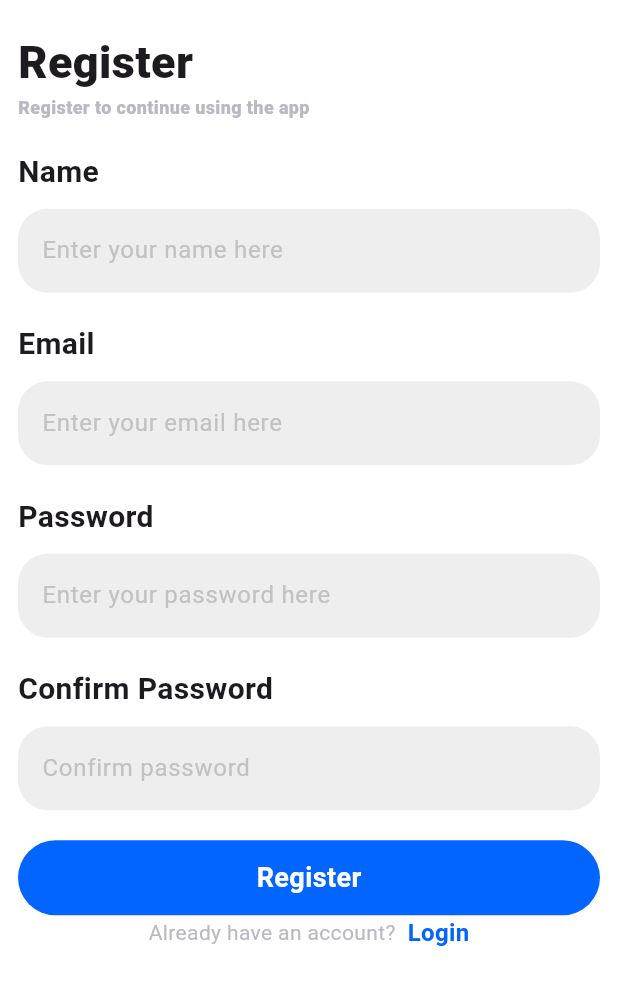
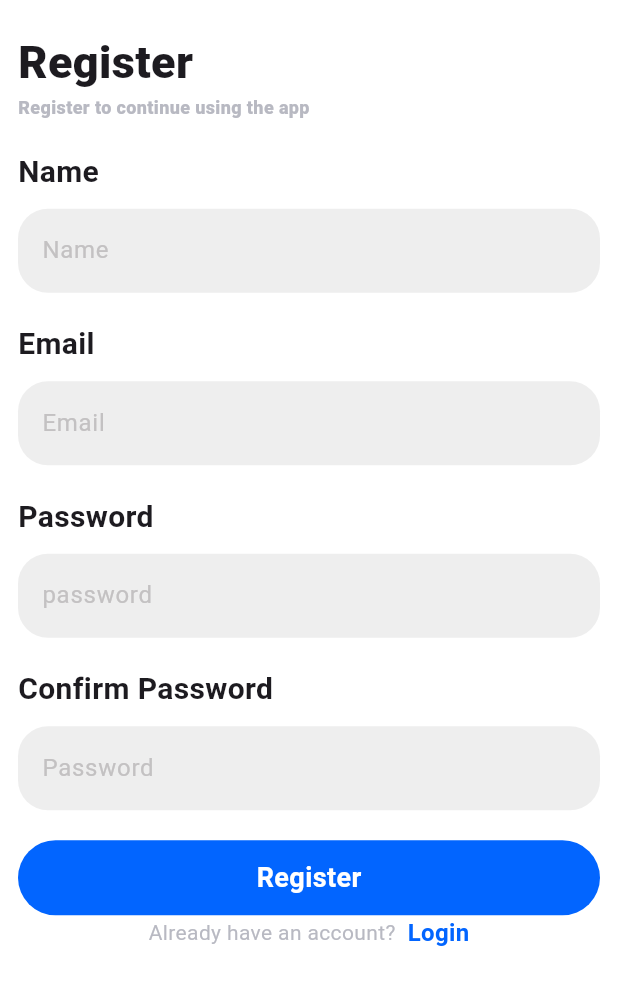
Before and after one commit to ACM-JUIT/Team-8-Expense-Tracker-App, a Flutter app: the RegisterScreen screen opened directly, on a phone screen of 412 x 824 dp, the part 218-1223 px from its top. Run offline on Flutter 3.47's test engine with Material 3 defaults, Android fonts, the light colour scheme and no system bars; our stand-ins replace cloud_firestore, elegant_notification, file_picker, firebase_auth, firebase_core, firebase_storage and 6 more; accounts and stored records are empty; network calls fail.

Commit message:
ui improvements

```diff
--- a/lib/components/budget_container.dart
+++ b/lib/components/budget_container.dart
@@ -37,7 +37,7 @@ class BudgetContainer extends StatelessWidget {
                 ),
               ),
               Text(
-                balance,
+                "\₹ $balance",
                 style: TextStyle(
                   color: Colors.white,
                   fontWeight: FontWeight.w900,
--- a/lib/components/my_textfield.dart
+++ b/lib/components/my_textfield.dart
@@ -12,7 +12,13 @@ class MyTextfield extends StatelessWidget {
 
   @override
   Widget build(BuildContext context) {
-    return TextField(
+    return TextFormField(
+      validator: (value) {
+        if (value!.isEmpty) {
+          return "please enter $hint";
+        }
+        return null;
+      },
       controller: controller,
       obscureText: obscureText,
       decoration: InputDecoration(
@@ -21,9 +27,8 @@ class MyTextfield extends StatelessWidget {
         filled: true,
         fillColor: Colors.grey.shade200,
         border: OutlineInputBorder(
-          borderRadius: BorderRadius.circular(20),
-          borderSide: BorderSide.none
-        ),
+            borderRadius: BorderRadius.circular(20),
+            borderSide: BorderSide.none),
       ),
     );
   }
--- a/lib/features/add_expense/repository/expense_repository.dart
+++ b/lib/features/add_expense/repository/expense_repository.dart
@@ -20,13 +20,7 @@ class ExpenseRepository {
     return Category.fromMap(docSnapshot.data() as Map<String, dynamic>);
   }
 
-  double _budget = 10000;
 
-  double get budget => _budget;
-
-  set updateBudget(double value) {
-    _budget = value;
-  }
 
   Future<void> addCategory(
     String uid,
--- a/lib/features/auth/screen/log_in_screen.dart
+++ b/lib/features/auth/screen/log_in_screen.dart
@@ -16,13 +16,16 @@ class LogInScreen extends StatefulWidget {
 class _LogInScreenState extends State<LogInScreen> {
   final TextEditingController emailController = TextEditingController();
   final TextEditingController passwordController = TextEditingController();
+  final formKey = GlobalKey<FormState>();
 
   void login(BuildContext context) async {
+    if (formKey.currentState!.validate()) {
       context.read<AuthRepository>().loginUser(
             emailController.text,
             passwordController.text,
             context,
           );
+    }
   }
 
   void loginWithGoogle(BuildContext context) async {
@@ -41,6 +44,8 @@ class _LogInScreenState extends State<LogInScreen> {
     return Scaffold(
       backgroundColor: Colors.white,
       body: SafeArea(
+        child: Form(
+          key: formKey,
           child: Center(
             child: SingleChildScrollView(
               child: Padding(
@@ -205,6 +210,7 @@ class _LogInScreenState extends State<LogInScreen> {
             ),
           ),
         ),
+      ),
     );
   }
 }
--- a/lib/features/auth/screen/register_screen.dart
+++ b/lib/features/auth/screen/register_screen.dart
@@ -21,8 +21,9 @@ class _RegisterScreenState extends State<RegisterScreen> {
   final TextEditingController nameController =
       TextEditingController();
 
+  final formKey = GlobalKey<FormState>();
   void register() async {
-    if (passwordController.text == confirmPasswordController.text) {
+    if ( formKey.currentState!.validate() && passwordController.text == confirmPasswordController.text) {
       context.read<AuthRepository>().registerUser(
             email:emailController.text,
             password: passwordController.text,
@@ -50,6 +51,8 @@ class _RegisterScreenState extends State<RegisterScreen> {
     return Scaffold(
       backgroundColor: Colors.white,
       body: SafeArea(
+        child: Form(
+          key: formKey,
           child: Center(
             child: SingleChildScrollView(
               child: Padding(
@@ -100,7 +103,7 @@ class _RegisterScreenState extends State<RegisterScreen> {
                     MyTextfield(
                       controller: nameController,
                       obscureText: false,
-                    hint: "Enter your name here",
+                      hint: "Name",
                     ),
                     const SizedBox(height: 20),
                     const Text(
@@ -114,7 +117,7 @@ class _RegisterScreenState extends State<RegisterScreen> {
                     MyTextfield(
                       controller: emailController,
                       obscureText: false,
-                    hint: "Enter your email here",
+                      hint: "Email",
                     ),
                     const SizedBox(height: 20),
                     const Text(
@@ -128,7 +131,7 @@ class _RegisterScreenState extends State<RegisterScreen> {
                     MyTextfield(
                       controller: passwordController,
                       obscureText: true,
-                    hint: "Enter your password here",
+                      hint: "password",
                     ),
                     const SizedBox(height: 20),
                     const Text(
@@ -142,7 +145,7 @@ class _RegisterScreenState extends State<RegisterScreen> {
                     MyTextfield(
                       controller: confirmPasswordController,
                       obscureText: true,
-                    hint: "Confirm password ",
+                      hint: "Password",
                     ),
                     const SizedBox(height: 20),
                     MyButton(
@@ -186,6 +189,7 @@ class _RegisterScreenState extends State<RegisterScreen> {
             ),
           ),
         ),
+      ),
     );
   }
 }
--- a/pubspec.yaml
+++ b/pubspec.yaml
@@ -29,6 +29,7 @@ dependencies:
   firebase_storage: ^12.1.1
   badges: ^3.1.2
   flutter_launcher_icons: ^0.13.1
+  elegant_notification: ^2.2.2
 
 
 dev_dependencies:
```
Also changed, not shown: lib/features/add_expense/screen/add_expense_screen.dart (+18 -7 lines), lib/features/auth/repository/auth_repository.dart (+8 -12 lines), lib/features/home/screen/main_screen.dart (+14 -0 lines), pubspec.lock. Lines whose indentation alone changed are shown as unchanged.
